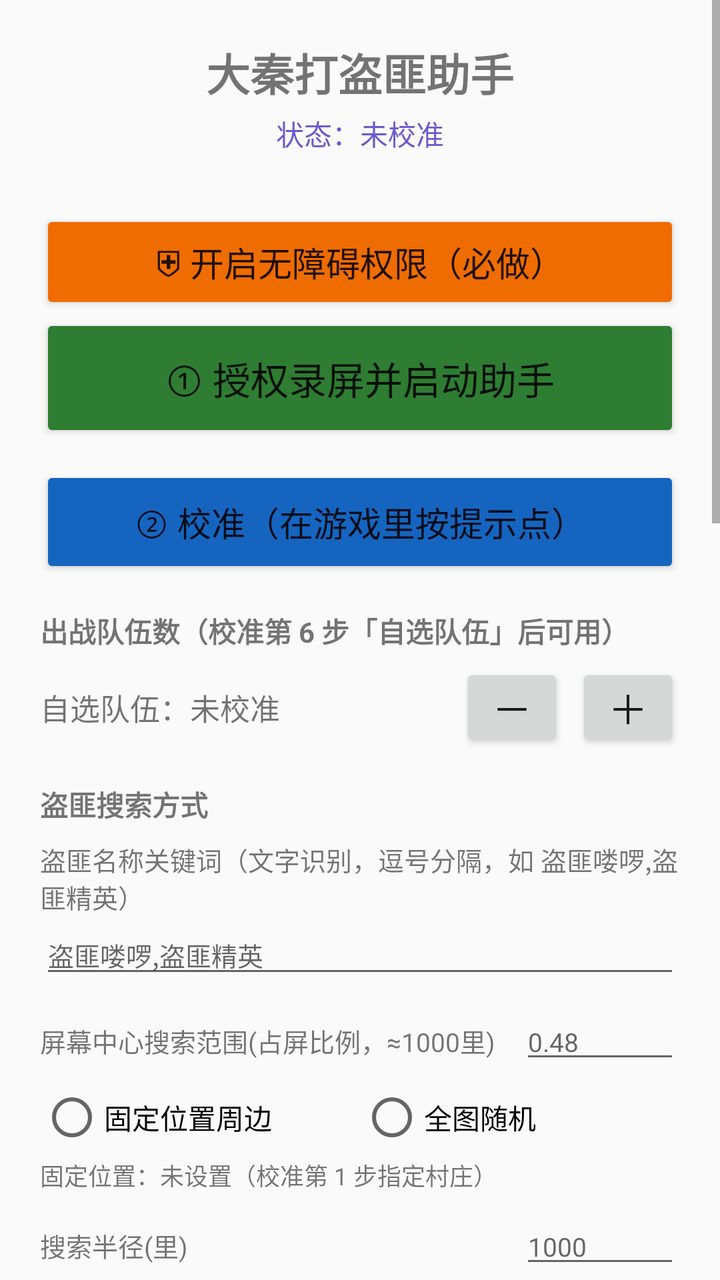
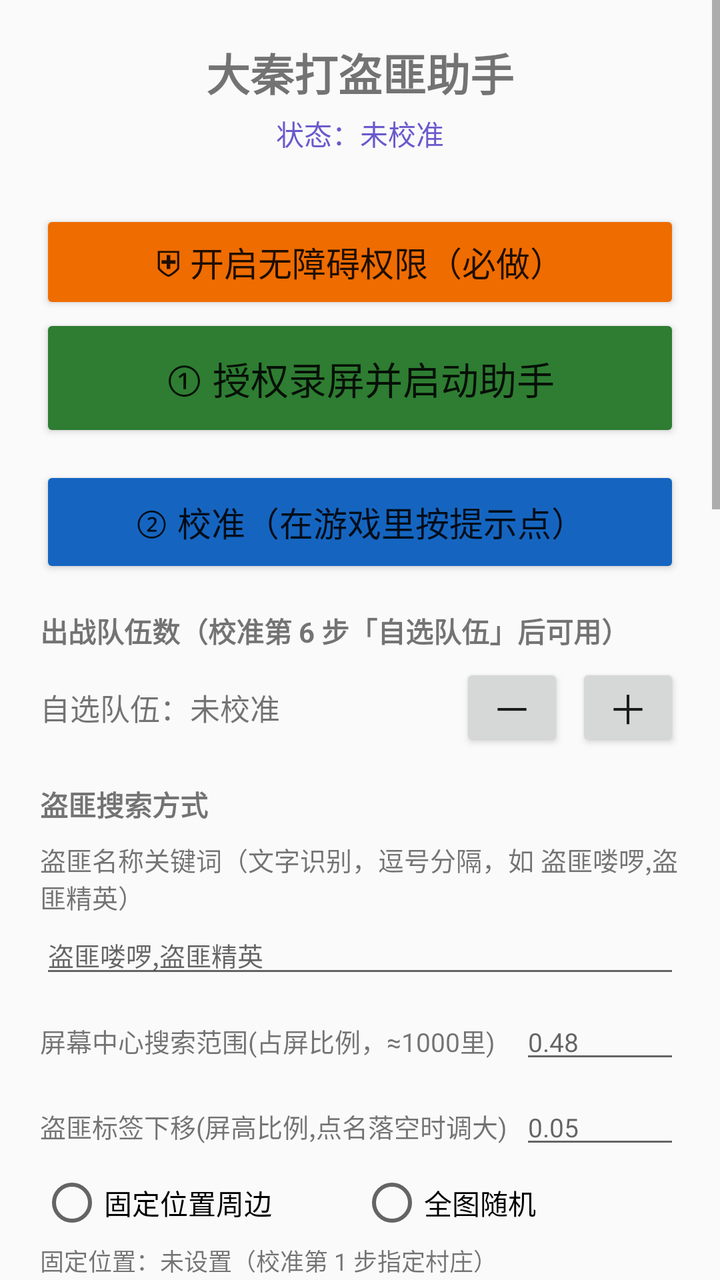

Compare the two renders of this Android layout. The source of the first and the diff that turns it into the second are given below.
<!-- AndroidManifest.xml: application theme Theme.DaQinHelper -->
<!-- res/layout/activity_main.xml -->
<?xml version="1.0" encoding="utf-8"?>
<ScrollView xmlns:android="http://schemas.android.com/apk/res/android"
    android:layout_width="match_parent"
    android:layout_height="match_parent">

    <LinearLayout
        android:orientation="vertical"
        android:padding="20dp"
        android:layout_width="match_parent"
        android:layout_height="wrap_content">

        <TextView
            android:id="@+id/text_crash"
            android:layout_width="match_parent"
            android:layout_height="wrap_content"
            android:text=""
            android:textSize="12sp"
            android:textColor="#C62828"
            android:background="#FFEBEE"
            android:padding="8dp"
            android:textIsSelectable="true"
            android:visibility="gone"
            android:layout_marginBottom="12dp" />

        <TextView
            android:layout_width="match_parent"
            android:layout_height="wrap_content"
            android:text="@string/app_name"
            android:textSize="22sp"
            android:textStyle="bold"
            android:gravity="center"
            android:layout_marginBottom="4dp" />

        <TextView
            android:id="@+id/text_status"
            android:layout_width="match_parent"
            android:layout_height="wrap_content"
            android:text="状态：未校准"
            android:gravity="center"
            android:textSize="14sp"
            android:textColor="#6A5ACD"
            android:layout_marginBottom="16dp" />

        <Button
            android:id="@+id/btn_acc"
            android:layout_width="match_parent"
            android:layout_height="52dp"
            android:text="⛨ 开启无障碍权限（必做）"
            android:textSize="17sp"
            android:layout_marginTop="12dp"
            android:backgroundTint="#EF6C00" />

        <Button
            android:id="@+id/btn_start"
            android:layout_width="match_parent"
            android:layout_height="64dp"
            android:text="① 授权录屏并启动助手"
            android:textSize="19sp"
            android:backgroundTint="#2E7D32" />

        <Button
            android:id="@+id/btn_calib"
            android:layout_width="match_parent"
            android:layout_height="56dp"
            android:text="② 校准（在游戏里按提示点）"
            android:textSize="17sp"
            android:layout_marginTop="12dp"
            android:backgroundTint="#1565C0" />

        <TextView
            android:layout_width="match_parent"
            android:layout_height="wrap_content"
            android:text="出战队伍数（校准第 6 步「自选队伍」后可用）"
            android:textStyle="bold"
            android:layout_marginTop="16dp" />

        <LinearLayout
            android:layout_width="match_parent"
            android:layout_height="wrap_content"
            android:orientation="horizontal"
            android:gravity="center_vertical"
            android:layout_marginTop="6dp">

            <TextView
                android:id="@+id/text_troop"
                android:layout_width="0dp"
                android:layout_weight="1"
                android:layout_height="wrap_content"
                android:text="自选队伍：未校准"
                android:textSize="15sp" />

            <Button
                android:id="@+id/btn_minus"
                android:layout_width="52dp"
                android:layout_height="44dp"
                android:text="－"
                android:textSize="20sp"
                android:padding="0dp"
                android:minWidth="0dp" />

            <Button
                android:id="@+id/btn_plus"
                android:layout_width="52dp"
                android:layout_height="44dp"
                android:layout_marginStart="6dp"
                android:text="＋"
                android:textSize="20sp"
                android:padding="0dp"
                android:minWidth="0dp" />
        </LinearLayout>

        <TextView
            android:layout_width="match_parent"
            android:layout_height="wrap_content"
            android:text="盗匪搜索方式"
            android:textStyle="bold"
            android:layout_marginTop="16dp" />

        <TextView
            android:layout_width="match_parent"
            android:layout_height="wrap_content"
            android:text="盗匪名称关键词（文字识别，逗号分隔，如 盗匪喽啰,盗匪精英）"
            android:textSize="13sp"
            android:layout_marginTop="8dp" />

        <EditText
            android:id="@+id/edit_banditname"
            android:layout_width="match_parent"
            android:layout_height="wrap_content"
            android:hint="盗匪喽啰,盗匪精英"
            android:inputType="text"
            android:textSize="13sp" />

        <LinearLayout
            android:layout_width="match_parent"
            android:layout_height="wrap_content"
            android:orientation="horizontal"
            android:layout_marginTop="8dp">
            <TextView
                android:layout_width="0dp"
                android:layout_weight="1"
                android:layout_height="wrap_content"
                android:text="屏幕中心搜索范围(占屏比例，≈1000里)"
                android:gravity="center_vertical"
                android:textSize="13sp" />
            <EditText
                android:id="@+id/edit_center_ratio"
                android:layout_width="80dp"
                android:layout_height="wrap_content"
                android:hint="0.48"
                android:inputType="numberDecimal"
                android:textSize="13sp" />
        </LinearLayout>

        <RadioGroup
            android:id="@+id/radio_scan"
            android:orientation="horizontal"
            android:layout_width="match_parent"
            android:layout_height="wrap_content"
            android:layout_marginTop="6dp">

            <RadioButton
                android:id="@+id/rb_scan_area"
                android:layout_width="0dp"
                android:layout_weight="1"
                android:layout_height="wrap_content"
                android:text="固定位置周边" />

            <RadioButton
                android:id="@+id/rb_scan_all"
                android:layout_width="0dp"
                android:layout_weight="1"
                android:layout_height="wrap_content"
                android:text="全图随机" />
        </RadioGroup>

        <TextView
            android:id="@+id/text_base"
            android:layout_width="match_parent"
            android:layout_height="wrap_content"
            android:text="固定位置：未设置（校准第 1 步指定村庄）"
            android:textSize="12sp"
            android:layout_marginTop="4dp" />

        <LinearLayout
            android:layout_width="match_parent"
            android:layout_height="wrap_content"
            android:orientation="horizontal"
            android:layout_marginTop="8dp">

            <TextView
                android:layout_width="0dp"
                android:layout_weight="1"
                android:layout_height="wrap_content"
                android:text="搜索半径(里)"
                android:gravity="center_vertical"
                android:textSize="13sp" />

            <EditText
                android:id="@+id/edit_radius"
                android:layout_width="80dp"
                android:layout_height="wrap_content"
                android:hint="1000"
                android:inputType="number"
                android:textSize="13sp" />
        </LinearLayout>

        <LinearLayout
            android:layout_width="match_parent"
            android:layout_height="wrap_content"
            android:orientation="horizontal"
            android:layout_marginTop="8dp">

            <TextView
                android:layout_width="0dp"
                android:layout_weight="1"
                android:layout_height="wrap_content"
                android:text="每里=多少像素"
                android:gravity="center_vertical"
                android:textSize="13sp" />

            <EditText
                android:id="@+id/edit_lipixel"
                android:layout_width="80dp"
                android:layout_height="wrap_content"
                android:hint="3"
                android:inputType="numberDecimal"
                android:textSize="13sp" />
        </LinearLayout>

        <TextView
            android:layout_width="match_parent"
            android:layout_height="wrap_content"
            android:text="盗匪等级筛选"
            android:textStyle="bold"
            android:layout_marginTop="16dp" />

        <RadioGroup
            android:id="@+id/radio_level"
            android:orientation="horizontal"
            android:layout_width="match_parent"
            android:layout_height="wrap_content"
            android:layout_marginTop="6dp">

            <RadioButton
                android:id="@+id/rb_level_any"
                android:layout_width="0dp"
                android:layout_weight="1"
                android:layout_height="wrap_content"
                android:text="不限等级" />

            <RadioButton
                android:id="@+id/rb_level_only"
                android:layout_width="0dp"
                android:layout_weight="1"
                android:layout_height="wrap_content"
                android:text="只打指定等级" />
        </RadioGroup>

        <TextView
            android:layout_width="match_parent"
            android:layout_height="wrap_content"
            android:text="讨伐方式（放射菜单里点哪个）"
            android:textStyle="bold"
            android:layout_marginTop="16dp" />

        <RadioGroup
            android:id="@+id/radio_mode"
            android:orientation="horizontal"
            android:layout_width="match_parent"
            android:layout_height="wrap_content"
            android:layout_marginTop="6dp">

            <RadioButton
                android:id="@+id/rb_mode_attack"
                android:layout_width="0dp"
                android:layout_weight="1"
                android:layout_height="wrap_content"
                android:text="讨伐（消耗令）" />

            <RadioButton
                android:id="@+id/rb_mode_battle"
                android:layout_width="0dp"
                android:layout_weight="1"
                android:layout_height="wrap_content"
                android:text="战斗（不消耗）" />
        </RadioGroup>

        <TextView
            android:layout_width="match_parent"
            android:layout_height="wrap_content"
            android:text="盗匪活动时段（只在活动时间内挂机，留空=全天）"
            android:textStyle="bold"
            android:layout_marginTop="16dp" />

        <LinearLayout
            android:layout_width="match_parent"
            android:layout_height="wrap_content"
            android:orientation="horizontal"
            android:layout_marginTop="8dp">

            <TextView
                android:layout_width="0dp"
                android:layout_weight="1"
                android:layout_height="wrap_content"
                android:text="开始(如 20:00)"
                android:gravity="center_vertical"
                android:textSize="13sp" />

            <EditText
                android:id="@+id/edit_act_start"
                android:layout_width="86dp"
                android:layout_height="wrap_content"
                android:hint="20:00"
                android:inputType="time"
                android:textSize="13sp" />
        </LinearLayout>

        <LinearLayout
            android:layout_width="match_parent"
            android:layout_height="wrap_content"
            android:orientation="horizontal"
            android:layout_marginTop="8dp">

            <TextView
                android:layout_width="0dp"
                android:layout_weight="1"
                android:layout_height="wrap_content"
                android:text="结束(如 22:30)"
                android:gravity="center_vertical"
                android:textSize="13sp" />

            <EditText
                android:id="@+id/edit_act_end"
                android:layout_width="86dp"
                android:layout_height="wrap_content"
                android:hint="22:30"
                android:inputType="time"
                android:textSize="13sp" />
        </LinearLayout>

        <LinearLayout
            android:layout_width="match_parent"
            android:layout_height="wrap_content"
            android:orientation="horizontal"
            android:layout_marginTop="8dp">

            <TextView
                android:layout_width="0dp"
                android:layout_weight="1"
                android:layout_height="wrap_content"
                android:text="找不到盗匪等(秒)"
                android:gravity="center_vertical"
                android:textSize="13sp" />

            <EditText
                android:id="@+id/edit_nobandit"
                android:layout_width="80dp"
                android:layout_height="wrap_content"
                android:hint="30"
                android:inputType="number"
                android:textSize="13sp" />
        </LinearLayout>

        <TextView
            android:layout_width="match_parent"
            android:layout_height="wrap_content"
            android:text="高级设置"
            android:textStyle="bold"
            android:layout_marginTop="16dp" />

        <LinearLayout
            android:layout_width="match_parent"
            android:layout_height="wrap_content"
            android:orientation="horizontal"
            android:layout_marginTop="8dp">
            <TextView
                android:layout_width="0dp"
                android:layout_weight="1"
                android:layout_height="wrap_content"
                android:text="出征后至少等待(秒)，之后自动等部队恢复"
                android:gravity="center_vertical"
                android:textSize="13sp" />
            <EditText
                android:id="@+id/edit_wait"
                android:layout_width="80dp"
                android:layout_height="wrap_content"
                android:hint="20"
                android:inputType="number"
                android:textSize="13sp" />
        </LinearLayout>

        <LinearLayout
            android:layout_width="match_parent"
            android:layout_height="wrap_content"
            android:orientation="horizontal"
            android:layout_marginTop="8dp">
            <TextView
                android:layout_width="0dp"
                android:layout_weight="1"
                android:layout_height="wrap_content"
                android:text="匹配灵敏度(20-120)"
                android:gravity="center_vertical"
                android:textSize="13sp" />
            <EditText
                android:id="@+id/edit_thresh"
                android:layout_width="80dp"
                android:layout_height="wrap_content"
                android:hint="55"
                android:inputType="number"
                android:textSize="13sp" />
        </LinearLayout>

        <TextView
            android:layout_width="match_parent"
            android:layout_height="wrap_content"
            android:text="拟人化程度（让操作更像真人）"
            android:textStyle="bold"
            android:layout_marginTop="16dp" />

        <RadioGroup
            android:id="@+id/radio_human"
            android:orientation="horizontal"
            android:layout_width="match_parent"
            android:layout_height="wrap_content"
            android:layout_marginTop="8dp">
            <RadioButton android:id="@+id/rb_low" android:layout_width="0dp" android:layout_height="wrap_content" android:text="轻" android:layout_weight="1" />
            <RadioButton android:id="@+id/rb_mid" android:layout_width="0dp" android:layout_height="wrap_content" android:text="中" android:layout_weight="1" />
            <RadioButton android:id="@+id/rb_high" android:layout_width="0dp" android:layout_height="wrap_content" android:text="强" android:layout_weight="1" />
        </RadioGroup>

        <TextView
            android:layout_width="match_parent"
            android:layout_height="wrap_content"
            android:text="@string/help_text"
            android:textSize="12sp"
            android:layout_marginTop="16dp" />

    </LinearLayout>
</ScrollView>
<!-- resources referenced by this layout -->
<resources>
  <string name="app_name">大秦打盗匪助手</string>
  <string name="help_text">使用步骤：
  1）点「⛨ 开启无障碍权限」，在系统设置里打开「大秦打盗匪助手」。
  2）点「① 授权录屏并启动助手」，在弹窗里选择「开始录制/立即开始」。录屏是识别画面的前提。
  3）切到游戏，点左上角悬浮窗里的「校准」，按屏幕提示依次点 7 步：
     ① 固定位置（点你的村庄，作为周边搜索中心，可跳过）
     ② 盗匪图标
     ③ 目标等级数字（如 60，只打这一类，可跳过）
     ④ 放射菜单里的「讨伐」（左上方齿轮图标）
     ⑤ 部队面板右下角蓝色的「全选」
     ⑥ 自选队伍（只想出某几支时才点，可跳过）
     ⑦ 橙色的「确定」
  4）校准完点悬浮窗「▶ 开始」，助手就会循环打盗匪；悬浮窗上可随时「⏸ 停止」。
  
  悬浮窗上的按钮：
  · ▶ 开始 / ⏸ 停止
  · 校准
  · 自选 2/3 队：用 ＋/－ 选本次出战几支队伍（校准第 6 步才可用）
  · 全选：开/关 —— 出征前是否自动点蓝色的「全选」
  · 周边 1000 里 / 全图 —— 搜索方式，点一下切换
  · 等级：不限 / 指定 —— 只打校准时标记的那一类盗匪
  · 讨伐 / 战斗 —— 放射菜单里点哪个。讨伐消耗讨伐令但奖励更好，战斗不消耗
  · 时段 —— 只在活动时间内挂机（时间在 APP 里填）
  
  找不到盗匪时会自动拖动地图刷新视野；连续找不到会放慢节奏等待活动刷新。</string>
  <style name="Theme.DaQinHelper" parent="Theme.AppCompat.Light.NoActionBar">
          <item name="colorPrimary">@color/purple_500</item>
          <item name="colorPrimaryDark">@color/purple_700</item>
          <item name="colorAccent">@color/teal_200</item>
      </style>
  <color name="purple_500">#6A5ACD</color>
  <color name="purple_700">#483D8B</color>
  <color name="teal_200">#80CBC4</color>
</resources>

<!-- the commit's change to res/layout/activity_main.xml (unified diff, before → after) -->
@@ -152,6 +152,27 @@
                 android:textSize="13sp" />
         </LinearLayout>
 
+        <LinearLayout
+            android:layout_width="match_parent"
+            android:layout_height="wrap_content"
+            android:orientation="horizontal"
+            android:layout_marginTop="8dp">
+            <TextView
+                android:layout_width="0dp"
+                android:layout_weight="1"
+                android:layout_height="wrap_content"
+                android:text="盗匪标签下移(屏高比例,点名落空时调大)"
+                android:gravity="center_vertical"
+                android:textSize="13sp" />
+            <EditText
+                android:id="@+id/edit_name_offset"
+                android:layout_width="80dp"
+                android:layout_height="wrap_content"
+                android:hint="0.05"
+                android:inputType="numberDecimal"
+                android:textSize="13sp" />
+        </LinearLayout>
+
         <RadioGroup
             android:id="@+id/radio_scan"
             android:orientation="horizontal"
